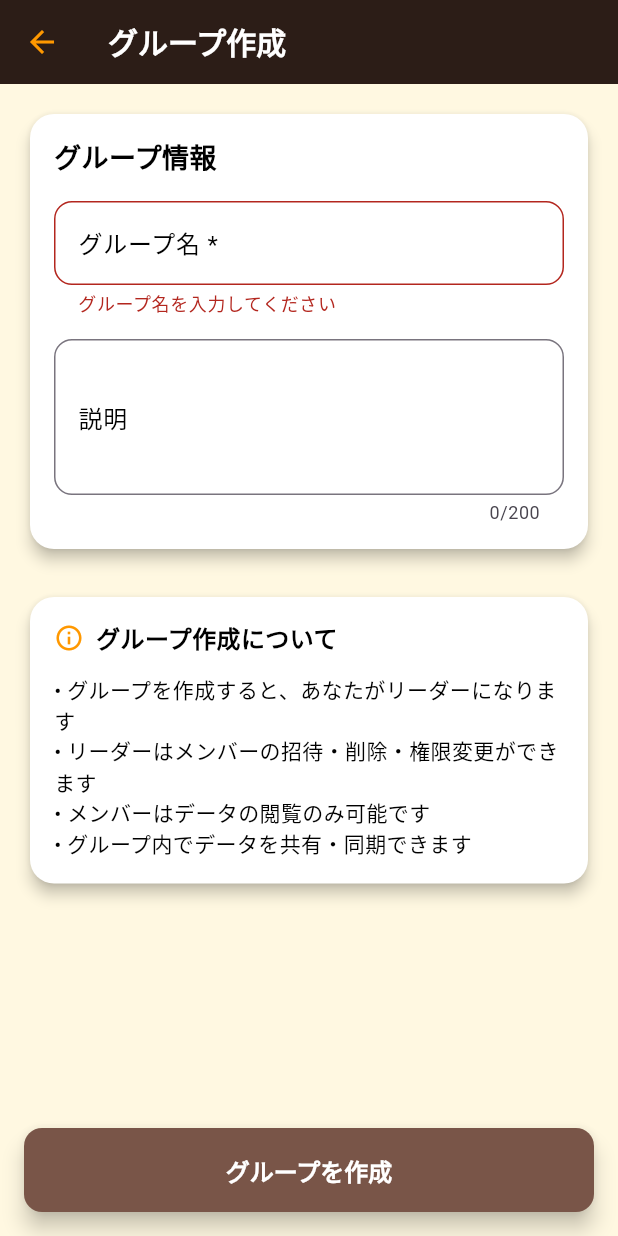
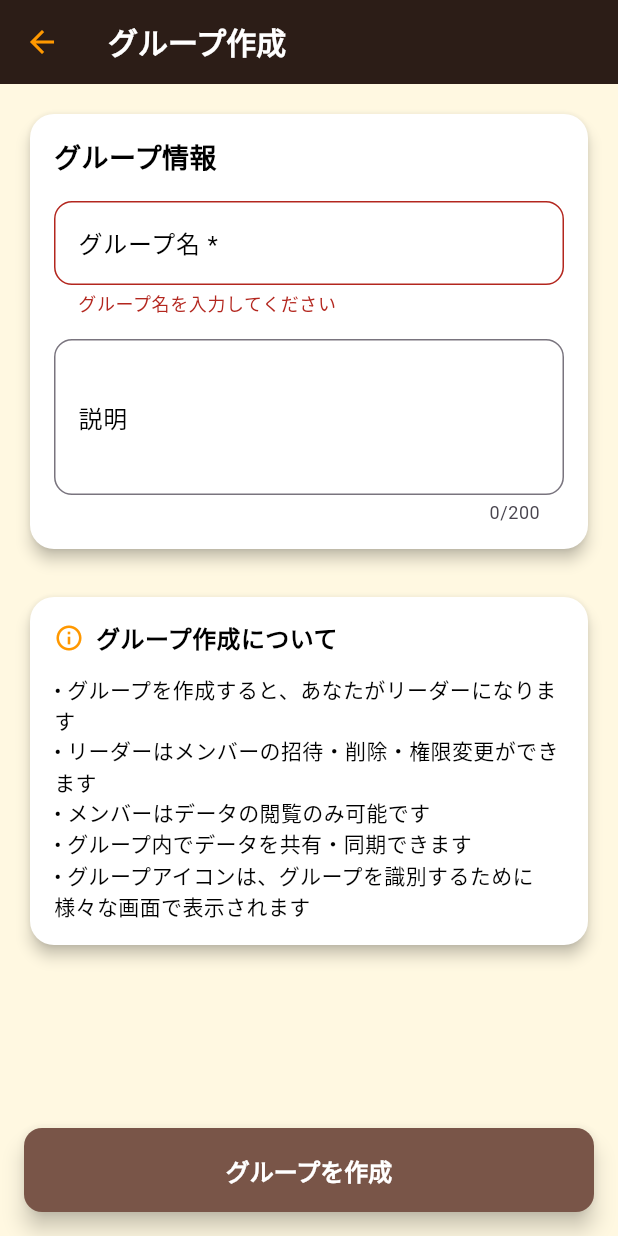
Before and after one commit to IKcoding-jp/roast-plus, a Flutter app: the GroupCreatePage screen opened directly, after a tap on "グループを作成", on a phone screen of 412 x 824 dp. Run offline on Flutter 3.47's test engine with Material 3 defaults, Android fonts, the light colour scheme and no system bars; our stand-ins replace audioplayers, cloud_firestore, device_info_plus, firebase_auth, firebase_core, firebase_storage and 9 more; missing offline and left inert: android_intent_plus; accounts and stored records are empty; Roboto replaces fonts that are missing (Noto Sans JP).

Commit message:
feat: TODO通知機能を完全に修正（バージョン0.4.3用） - 通知機能をシンプルなロジックに変更 - 1秒ごとのチェックで時刻一致を確実に検出 - TODOページでの通知サービス開始を追加 - 焙煎タイマー通知を無効化

```diff
--- a/lib/pages/group/group_create_page.dart
+++ b/lib/pages/group/group_create_page.dart
@@ -244,7 +244,8 @@ class _GroupCreatePageState extends State<GroupCreatePage> {
                         '• グループを作成すると、あなたがリーダーになります\n'
                         '• リーダーはメンバーの招待・削除・権限変更ができます\n'
                         '• メンバーはデータの閲覧のみ可能です\n'
-                        '• グループ内でデータを共有・同期できます',
+                        '• グループ内でデータを共有・同期できます\n'
+                        '• グループアイコンは、グループを識別するために様々な画面で表示されます',
                         style: TextStyle(
                           color: themeSettings.fontColor1,
                           fontSize: 14 * themeSettings.fontSizeScale,
--- a/lib/pages/group/group_invitations_page.dart
+++ b/lib/pages/group/group_invitations_page.dart
@@ -284,7 +284,7 @@ class _GroupInvitationsPageState extends State<GroupInvitationsPage> {
             ),
             SizedBox(height: 16),
             Text(
-              'グループに参加すると、今後はグループ全体で共有されるデータが表示・保存されます。\n\nグループを脱退すれば、もとの個人データに自動で切り替わります。\n\nこのまま進めてもよろしいですか？',
+              'グループに参加すると、今後はグループ全体で共有されるデータが表示・保存されます。\n\nグループを脱退すれば、もとの個人データに自動で切り替わります。\n\nこのまま進めてもよろしいですか？\n\n※グループアイコンは、グループを識別するために様々な画面で表示されます',
               style: TextStyle(fontSize: 15),
             ),
           ],
--- a/lib/pages/todo/todo_page.dart
+++ b/lib/pages/todo/todo_page.dart
@@ -1,6 +1,7 @@
 import 'package:flutter/material.dart';
 import 'package:provider/provider.dart';
 import '../../models/theme_settings.dart';
+import '../../services/todo_notification_service.dart';
 import 'todo_list_tab.dart';
 import 'memo_tab.dart';
 import 'memo_list_page.dart';
@@ -26,6 +27,9 @@ class TodoPageState extends State<TodoPage>
       // タブが切り替わった時にUIを更新
       setState(() {});
     });
+
+    // TODO通知サービスを開始
+    TodoNotificationService().startNotificationService();
   }
 
   @override
--- a/lib/services/todo_notification_service.dart
+++ b/lib/services/todo_notification_service.dart
@@ -3,6 +3,8 @@ import 'package:audioplayers/audioplayers.dart';
 import 'package:shared_preferences/shared_preferences.dart';
 import 'package:flutter/material.dart';
 import 'package:provider/provider.dart';
+import 'package:cloud_firestore/cloud_firestore.dart';
+import 'package:firebase_auth/firebase_auth.dart';
 import '../utils/sound_utils.dart';
 import '../models/theme_settings.dart';
 
@@ -19,6 +21,8 @@ class TodoNotificationService {
 
   // グローバルナビゲーションキー（どの画面からでもダイアログを表示するため）
   GlobalKey<NavigatorState>? _navigatorKey;
+
+  DateTime? _lastCheckTime;
 
   // ナビゲーションキーを設定
   void setNavigatorKey(GlobalKey<NavigatorState> navigatorKey) {
@@ -85,19 +89,95 @@ class TodoNotificationService {
     return null;
   }
 
+  /// FirestoreからTODOリストを取得
+  Future<List<Map<String, dynamic>>> _getTodosFromFirestore() async {
+    try {
+      final uid = FirebaseAuth.instance.currentUser?.uid;
+      if (uid == null) return [];
+
+      final today = DateTime.now();
+      final docId =
+          '${today.year}-${today.month.toString().padLeft(2, '0')}-${today.day.toString().padLeft(2, '0')}';
+
+      final doc = await FirebaseFirestore.instance
+          .collection('users')
+          .doc(uid)
+          .collection('todoList')
+          .doc(docId)
+          .get();
+
+      if (doc.exists && doc.data() != null) {
+        final data = doc.data()!;
+        final todos = data['todos'] as List<dynamic>?;
+        if (todos != null) {
+          return todos.cast<Map<String, dynamic>>();
+        }
+      }
+    } catch (e) {
+      print('FirestoreからTODO取得エラー: $e');
+    }
+    return [];
+  }
+
+  /// SharedPreferencesからTODOリストを取得
+  Future<List<String>> _getTodosFromSharedPreferences() async {
+    try {
+      final prefs = await SharedPreferences.getInstance();
+      return prefs.getStringList('todoList') ?? [];
+    } catch (e) {
+      print('SharedPreferencesからTODO取得エラー: $e');
+      return [];
+    }
+  }
+
   /// 通知サービスを開始
   void startNotificationService() {
+    print('TodoNotificationService: startNotificationService() が呼ばれました');
     print('TodoNotificationService: 通知サービス開始');
 
     // AudioPlayerを遅延初期化
     _audioPlayer = AudioPlayer();
 
-    // 毎秒チェックに変更
-    _checkTimer = Timer.periodic(const Duration(seconds: 1), (timer) {
+    // 最初のチェック間隔を計算（00秒または30秒に合わせる）
+    print('TodoNotificationService: _scheduleNextCheck() を呼び出します');
+    _scheduleNextCheck();
+
+    _lastCheckTime = DateTime.now().subtract(const Duration(seconds: 30));
+    print('TodoNotificationService: 通知サービス開始完了');
+  }
+
+  /// 次のチェック時刻をスケジュール（00秒または30秒に合わせる）
+  void _scheduleNextCheck() {
+    final now = DateTime.now();
+    final seconds = now.second;
+
+    print('TodoNotificationService: 現在時刻 ${now.hour}:${now.minute}:${now.second}');
+
+    // 次の00秒または30秒までの秒数を計算
+    int secondsToNext;
+    if (seconds < 30) {
+      // 次の30秒まで
+      secondsToNext = 30 - seconds;
+      print('TodoNotificationService: 次の30秒まで ${secondsToNext}秒待機');
+    } else {
+      // 次の00秒まで（次の分の00秒）
+      secondsToNext = 60 - seconds;
+      print('TodoNotificationService: 次の00秒まで ${secondsToNext}秒待機');
+    }
+
+    print('TodoNotificationService: 次のチェックまで ${secondsToNext}秒');
+    print('TodoNotificationService: 予定チェック時刻 ${now.add(Duration(seconds: secondsToNext)).hour}:${now.add(Duration(seconds: secondsToNext)).minute}:${now.add(Duration(seconds: secondsToNext)).second}');
+
+    _checkTimer?.cancel();
+    _checkTimer = Timer(Duration(seconds: secondsToNext), () {
+      print('TodoNotificationService: 最初のチェック実行');
       _checkTodoNotifications();
+      // その後は30秒ごとにチェック
+      _checkTimer = Timer.periodic(const Duration(seconds: 30), (timer) {
+        print('TodoNotificationService: 定期チェック実行');
+        _checkTodoNotifications();
+      });
     });
-
-    print('TodoNotificationService: 通知サービス開始完了');
   }
 
   /// 通知サービスを停止
@@ -114,28 +194,89 @@ class TodoNotificationService {
   /// TODO通知をチェック
   Future<void> _checkTodoNotifications() async {
     try {
-      final prefs = await SharedPreferences.getInstance();
-      final saved = prefs.getStringList('todoList') ?? [];
+      // チェック開始時の時刻を保存（前回チェック時刻として使用）
+      final lastCheck = _lastCheckTime ?? DateTime.now().subtract(const Duration(seconds: 30));
+
+      // FirestoreとSharedPreferencesの両方からTODOを取得
+      final firestoreTodos = await _getTodosFromFirestore();
+      final sharedPrefsTodos = await _getTodosFromSharedPreferences();
 
       final now = DateTime.now();
       print('TODO通知チェック: 現在時刻 ${now.hour}:${now.minute}:${now.second}');
-      print('TODO通知チェック: TODO数 ${saved.length}');
+      print('TODO通知チェック: 前回チェック時刻 ${lastCheck.hour}:${lastCheck.minute}:${lastCheck.second}');
+      print('TODO通知チェック: Firestore TODO数 ${firestoreTodos.length}');
+      print('TODO通知チェック: SharedPreferences TODO数 ${sharedPrefsTodos.length}');
 
-      for (final todoStr in saved) {
+      // FirestoreのTODOをチェック
+      for (final todo in firestoreTodos) {
+        final title = todo['title'] as String? ?? '';
+        final isDone = todo['isDone'] as bool? ?? false;
+        final time = todo['time'] as String? ?? '';
+
+        print('TODO通知チェック: $title - 時刻: $time, 完了: $isDone');
+
+        if (time.isNotEmpty && !isDone) {
+          final todoKey = '$title|$time';
+          final today = DateTime.now().toIso8601String().split('T')[0];
+          final notifiedKey = '$todoKey|$today';
+
+          // 分単位で一致するか判定
+          final todoDateTime = _parseTimeToToday(time);
+          if (!_notifiedTodos.contains(notifiedKey) &&
+              todoDateTime != null &&
+              now.year == todoDateTime.year &&
+              now.month == todoDateTime.month &&
+              now.day == todoDateTime.day &&
+              now.hour == todoDateTime.hour &&
+              now.minute == todoDateTime.minute) {
+
+            // 前回チェック時刻と今回チェック時刻の間に「00秒」が含まれているかチェック
+            final todoTimeInSeconds = todoDateTime.hour * 3600 + todoDateTime.minute * 60;
+            final lastCheckInSeconds = lastCheck.hour * 3600 + lastCheck.minute * 60 + lastCheck.second;
+            final nowInSeconds = now.hour * 3600 + now.minute * 60 + now.second;
+
+            print('TODO通知判定: 前回チェック ${lastCheckInSeconds}秒, TODO時刻 ${todoTimeInSeconds}秒, 今回チェック ${nowInSeconds}秒');
+
+            // 前回チェック時刻 < TODO時刻 <= 今回チェック時刻 かつ TODO時刻が00秒
+            if (lastCheckInSeconds < todoTimeInSeconds &&
+                todoTimeInSeconds <= nowInSeconds &&
+                todoDateTime.second == 0) {
+              print('TODO通知: $title の時刻になりました！（00秒ちょうど）');
+              print('TODO通知: 前回チェック ${lastCheck.hour}:${lastCheck.minute}:${lastCheck.second}');
+              print('TODO通知: TODO時刻 ${todoDateTime.hour}:${todoDateTime.minute}:${todoDateTime.second}');
+              print('TODO通知: 今回チェック ${now.hour}:${now.minute}:${now.second}');
+              await _playNotificationSound();
+              await _showTodoNotificationDialog(title, time);
+              _notifiedTodos.add(notifiedKey);
+              _saveNotificationHistory();
+            }
+          }
+        }
+      }
+
+      // SharedPreferencesのTODOもチェック（重複を避けるため、既に通知済みのものはスキップ）
+      for (final todoStr in sharedPrefsTodos) {
         final parts = todoStr.split('|');
         if (parts.length >= 3) {
           final title = parts[0];
           final isDone = parts.length > 1 && parts[1] == 'true';
           final time = parts[2];
 
-          print('TODO通知チェック: $title - 時刻: $time, 完了: $isDone');
+          // Firestoreで既にチェック済みの場合はスキップ
+          bool alreadyChecked = false;
+          for (final firestoreTodo in firestoreTodos) {
+            final firestoreTitle = firestoreTodo['title'] as String? ?? '';
+            final firestoreTime = firestoreTodo['time'] as String? ?? '';
+            if (title == firestoreTitle && time == firestoreTime) {
+              alreadyChecked = true;
+              break;
+            }
+          }
 
-          if (time.isNotEmpty && !isDone) {
+          if (!alreadyChecked && time.isNotEmpty && !isDone) {
             final todoKey = '$title|$time';
             final today = DateTime.now().toIso8601String().split('T')[0];
             final notifiedKey = '$todoKey|$today';
-
-            print('TODO通知チェック: 通知キー $notifiedKey');
 
             // 分単位で一致するか判定
             final todoDateTime = _parseTimeToToday(time);
@@ -145,18 +286,33 @@ class TodoNotificationService {
                 now.month == todoDateTime.month &&
                 now.day == todoDateTime.day &&
                 now.hour == todoDateTime.hour &&
-                now.minute == todoDateTime.minute &&
-                now.second == 0) {
-              // 00秒のみ通知
-              print('TODO通知: $title の時刻になりました！（分・秒単位一致）');
-              await _playNotificationSound();
-              await _showTodoNotificationDialog(title, time);
-              _notifiedTodos.add(notifiedKey);
-              _saveNotificationHistory();
+                now.minute == todoDateTime.minute) {
+
+              // 前回チェック時刻と今回チェック時刻の間に「00秒」が含まれているかチェック
+              final todoTimeInSeconds = todoDateTime.hour * 3600 + todoDateTime.minute * 60;
+              final lastCheckInSeconds = lastCheck.hour * 3600 + lastCheck.minute * 60 + lastCheck.second;
+              final nowInSeconds = now.hour * 3600 + now.minute * 60 + now.second;
+
+              // 前回チェック時刻 < TODO時刻 <= 今回チェック時刻 かつ TODO時刻が00秒
+              if (lastCheckInSeconds < todoTimeInSeconds &&
+                  todoTimeInSeconds <= nowInSeconds &&
+                  todoDateTime.second == 0) {
+                print('TODO通知: $title の時刻になりました！（00秒ちょうど）');
+                print('TODO通知: 前回チェック ${lastCheck.hour}:${lastCheck.minute}:${lastCheck.second}');
+                print('TODO通知: TODO時刻 ${todoDateTime.hour}:${todoDateTime.minute}:${todoDateTime.second}');
+                print('TODO通知: 今回チェック ${now.hour}:${now.minute}:${now.second}');
+                await _playNotificationSound();
+                await _showTodoNotificationDialog(title, time);
+                _notifiedTodos.add(notifiedKey);
+                _saveNotificationHistory();
+              }
             }
           }
         }
       }
+
+      // チェック終了時に今回の時刻を保存
+      _lastCheckTime = now;
     } catch (e) {
       print('TODO通知チェックエラー: $e');
     }
```
Also changed, not shown: lib/pages/group/group_detail_page.dart (+75 -11 lines), lib/pages/roast/roast_scheduler_tab.dart (+6 -3 lines), 1 other file.
